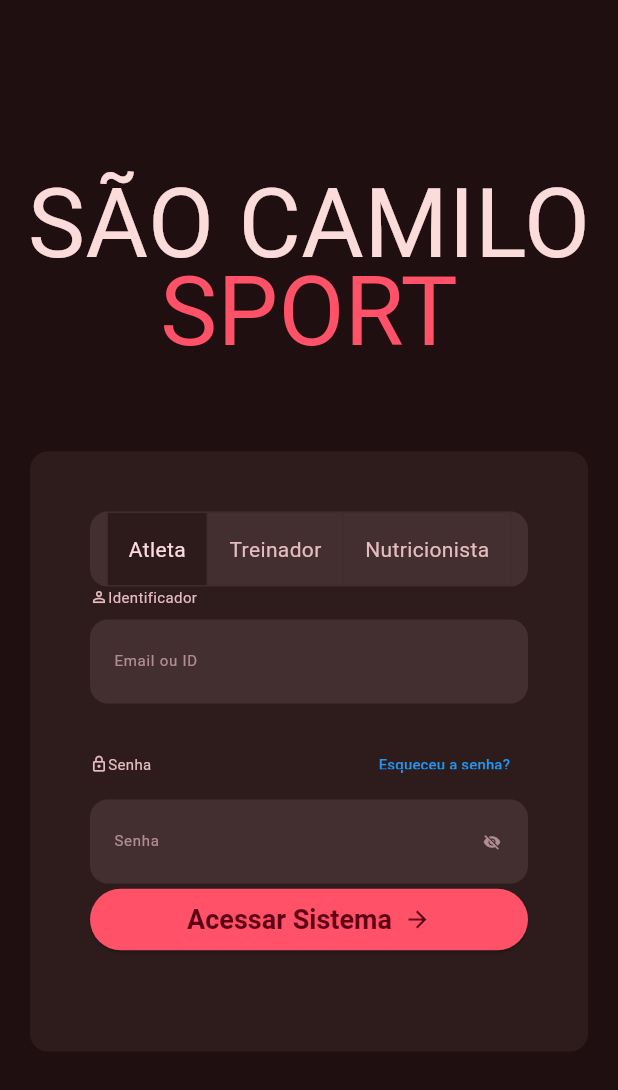
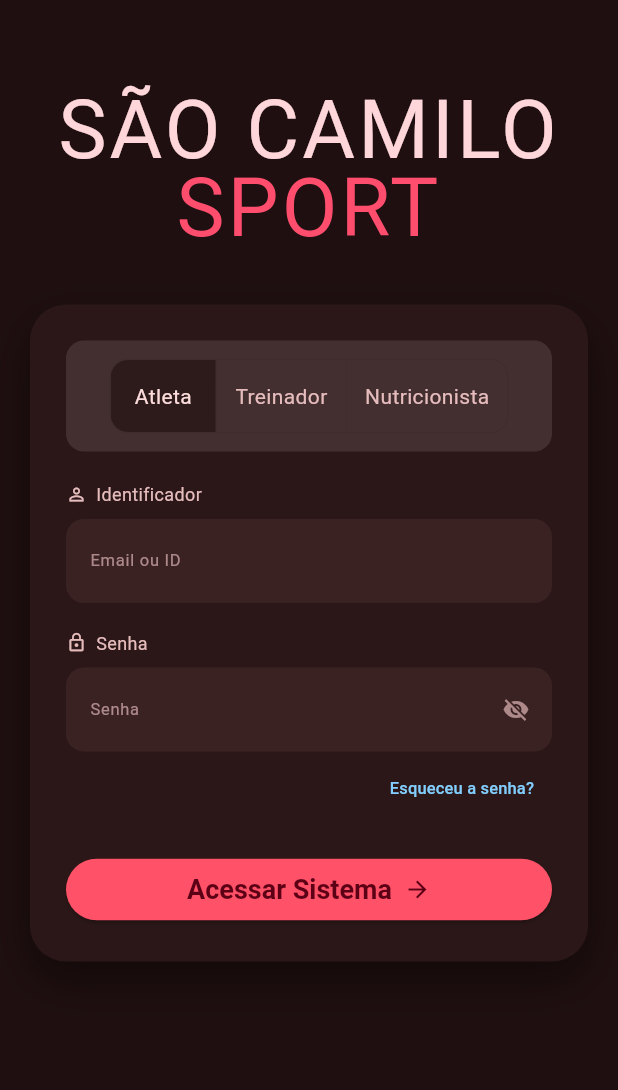
Before and after one commit to phrosner/app-hidratacao-atletas, a Flutter app: the screen it shows after launch, on a phone screen of 412 x 824 dp. Shown: the top 1090 px of the screen. Run offline on Flutter 3.47's test engine with Material 3 defaults, Android fonts, the phone set to English and light mode, and no system bars; Roboto replaces fonts that are missing (Bebas Neue).

Commit message:
feat: finaliza tela de login

```diff
--- a/lib/Botoes/BotaoClass.dart
+++ b/lib/Botoes/BotaoClass.dart
@@ -12,7 +12,13 @@ class _BotaoToggleState extends State<BotaoToggle> {
 
   @override
   Widget build(BuildContext context) {
+    return Padding(
+      padding: const EdgeInsets.symmetric(vertical: 8.0, horizontal: 4.0),
+      child: LayoutBuilder(
+        builder: (context, constraints) {
           return Center(
+            child: FittedBox(
+              fit: BoxFit.scaleDown,
               child: ToggleButtons(
                 isSelected: selecionado,
                 onPressed: (int index) {
@@ -25,20 +31,26 @@ class _BotaoToggleState extends State<BotaoToggle> {
                 color: const Color(0xFFE6BCBD),
                 selectedColor: const Color(0xFFFCDBDB),
                 fillColor: const Color(0xFF2D1B1B),
+                borderRadius: BorderRadius.circular(12),
+                constraints: const BoxConstraints(minHeight: 44, minWidth: 70),
                 children: const [
                   Padding(
-            padding: EdgeInsets.all(14),
+                    padding: EdgeInsets.symmetric(horizontal: 12, vertical: 14),
                     child: Text("Atleta"),
                   ),
                   Padding(
-            padding: EdgeInsets.all( 14),
+                    padding: EdgeInsets.symmetric(horizontal: 12, vertical: 14),
                     child: Text("Treinador"),
                   ),
                   Padding(
-            padding: EdgeInsets.all(14),
+                    padding: EdgeInsets.symmetric(horizontal: 12, vertical: 14),
                     child: Text("Nutricionista"),
                   ),
                 ],
+              ),
+            ),
+          );
+        },
       ),
     );
   }
@@ -63,15 +75,20 @@ class _BotaoElevatedState extends State<BotaoElevated> {
           padding: const EdgeInsets.symmetric(horizontal: 32, vertical: 10),
           textStyle: const TextStyle(fontSize: 18, fontWeight: FontWeight.bold),
         ),
-        child: const Row(mainAxisAlignment: MainAxisAlignment.center,//centraliza o texto e o ícone
-        children: [Text("Acessar Sistema"),
+        child: const Row(
+          mainAxisAlignment:
+              MainAxisAlignment.center, //centraliza o texto e o ícone
+          children: [
+            Text("Acessar Sistema"),
             SizedBox(width: 8),
             Icon(Icons.arrow_forward),
-        ],),
+          ],
+        ),
       ),
     );
   }
 }
+
 class BotaoText extends StatefulWidget {
   const BotaoText({super.key});
 
@@ -97,7 +114,7 @@ class _BotaoTextState extends State<BotaoText> {
             fontSize: 10,
           ),
         ),
-)
+      ),
     );
   }
 }
--- a/lib/Telas/Telalogin.dart
+++ b/lib/Telas/Telalogin.dart
@@ -1,6 +1,5 @@
 import 'package:flutter/material.dart';
 import 'package:hidratrack/Botoes/BotaoClass.dart';
-
 
 class Telalogin extends StatefulWidget {
   const Telalogin({super.key});
@@ -10,70 +9,100 @@ class Telalogin extends StatefulWidget {
 }
 
 class _TelaloginState extends State<Telalogin> {
-  bool mostrarSenha = false;//variável para controlar a exibição da senha
+  bool mostrarSenha = false;
+
   @override
   Widget build(BuildContext context) {
+    final size = MediaQuery.of(context).size;
+
     return Scaffold(
       backgroundColor: const Color(0xFF1F0F10),
-      body: Column(
-        mainAxisAlignment: MainAxisAlignment.center,
+      body: SafeArea(
+        child: SingleChildScrollView(
+          child: Center(
+            child: ConstrainedBox(
+              constraints: const BoxConstraints(maxWidth: 900),
+              child: Padding(
+                padding: const EdgeInsets.symmetric(horizontal: 20),
+                child: Column(
                   children: [
-          const Text(
+                    const SizedBox(height: 40),
+
+                    // ===== TÍTULO =====
+                    Padding(
+                      padding: const EdgeInsets.only(top: 20),
+                      child: const Text(
                         'SÃO CAMILO',
+                        textAlign: TextAlign.center,
                         style: TextStyle(
-        color: Color(0xFFFCDBDB),
-        fontSize: 64,
-        fontFamily: 'Bebas Neue'
+                          color: Color(0xFFFFD6DA),
+                          fontSize: 54,
+                          fontFamily: 'Bebas Neue',
+                          letterSpacing: 2,
+                          height: 1,
+                        ),
                       ),
                     ),
 
-    const SizedBox(height: 0),
-
                     const Text(
                       'SPORT',
+                      textAlign: TextAlign.center,
                       style: TextStyle(
-        color: Color(0xFFFF5167),
-        fontSize: 64,
-        height: 0.4,
-        fontFamily: 'Bebas Neue'
-
+                        color: Color(0xFFFF4D6D),
+                        fontSize: 54,
+                        fontFamily: 'Bebas Neue',
+                        letterSpacing: 2,
+                        height: 0.9,
                       ),
                     ),
-    const SizedBox(height: 60),
 
+                    const SizedBox(height: 40),
 
+                    // ===== CARD =====
                     Container(
-            padding: const EdgeInsets.all(40),
-            height: 400,
-            width: double.infinity,
-            margin: const EdgeInsets.all(20),
+                      width: size.width > 600 ? 420 : double.infinity,
+                      padding: const EdgeInsets.all(24),
                       decoration: BoxDecoration(
-              borderRadius: BorderRadius.circular(12),
-              color: const Color(0xFF2E1C1C),
+                        color: const Color(0xFF2B1718),
+                        borderRadius: BorderRadius.circular(24),
+                        boxShadow: [
+                          BoxShadow(
+                            color: Colors.black.withOpacity(0.4),
+                            blurRadius: 25,
+                            offset: const Offset(0, 12),
                           ),
-
+                        ],
+                      ),
                       child: Column(
                         crossAxisAlignment: CrossAxisAlignment.start,
-              children: [ Container(
-                padding: const EdgeInsets.all(0),
+                        children: [
+                          // ===== TOGGLE COM FUNDO RESTAURADO =====
+                          Container(
+                            width: double.infinity,
+                            padding: const EdgeInsets.all(4),
                             decoration: BoxDecoration(
                               color: const Color(0xFF442F30),
                               borderRadius: BorderRadius.circular(12),
                             ),
-                child: BotaoToggle(),
+                            child: const BotaoToggle(),
                           ),
+
+                          const SizedBox(height: 20),
+
+                          // ===== IDENTIFICADOR =====
                           Row(
-                  children:[
+                            children: const [
                               Icon(
                                 Icons.person_outline,
                                 color: Color(0xFFE6BCBD),
-                      size: 12,
+                                size: 14,
                               ),
+                              SizedBox(width: 6),
                               Text(
                                 'Identificador',
                                 style: TextStyle(
                                   color: Color(0xFFE6BCBD),
-                    fontSize: 10,
+                                  fontSize: 12,
                                 ),
                               ),
                             ],
@@ -83,69 +112,69 @@ class _TelaloginState extends State<Telalogin> {
 
                           TextFormField(
                             style: const TextStyle(color: Colors.white),
-                  decoration: const InputDecoration(
+                            decoration: InputDecoration(
+                              filled: true,
+                              fillColor: const Color(0xFF3A2223),
                               border: OutlineInputBorder(
-                      borderRadius: BorderRadius.all(
-                        Radius.circular(12),
-                      ),
+                                borderRadius: BorderRadius.circular(12),
                                 borderSide: BorderSide.none,
                               ),
-                    filled: true,
-                    fillColor: Color(0xFF442F30),
                               labelText: 'Email ou ID',
-                    labelStyle: TextStyle(
-                      color: Color(0xAAE6BCBD),
-                      fontSize: 10,
-                    ),
                               floatingLabelBehavior:
                                   FloatingLabelBehavior.never,
-                    contentPadding: EdgeInsets.symmetric(
+                              labelStyle: const TextStyle(
+                                color: Color(0xAAE6BCBD),
+                                fontSize: 11,
+                              ),
+                              contentPadding: const EdgeInsets.symmetric(
                                 horizontal: 12,
                                 vertical: 16,
                               ),
                             ),
                           ),
 
-                const SizedBox(height: 16),
+                          const SizedBox(height: 18),
+
+                          // ===== SENHA HEADER =====
                           Row(
-                  children:[
+                            children: const [
                               Icon(
                                 Icons.lock_outline,
                                 color: Color(0xFFE6BCBD),
-                      size: 12,
+                                size: 14,
                               ),
+                              SizedBox(width: 6),
                               Text(
                                 'Senha',
                                 style: TextStyle(
                                   color: Color(0xFFE6BCBD),
-                    fontSize: 10,
+                                  fontSize: 12,
                                 ),
                               ),
-                Spacer(),
-                BotaoText(),
                             ],
                           ),
 
+                          const SizedBox(height: 8),
+
+                          // ===== INPUT SENHA =====
                           TextFormField(
+                            obscureText: !mostrarSenha,
                             style: const TextStyle(color: Colors.white),
-                  obscureText:!mostrarSenha,//controla mostrar senha
                             decoration: InputDecoration(
+                              filled: true,
+                              fillColor: const Color(0xFF3A2223),
                               border: OutlineInputBorder(
-                      borderRadius: BorderRadius.all(
-                        Radius.circular(12),
-                      ),
+                                borderRadius: BorderRadius.circular(12),
                                 borderSide: BorderSide.none,
                               ),
-                    filled: true,
-                    fillColor: Color(0xFF442F30),
                               labelText: 'Senha',
-                    labelStyle: TextStyle(
-                      color: Color(0xAAE6BCBD),
-                      fontSize: 10,
-                    ),
                               floatingLabelBehavior:
                                   FloatingLabelBehavior.never,
-                    contentPadding: EdgeInsets.symmetric(
+                              labelStyle: const TextStyle(
+                                color: Color(0xAAE6BCBD),
+                                fontSize: 11,
+                              ),
+                              contentPadding: const EdgeInsets.symmetric(
                                 horizontal: 12,
                                 vertical: 16,
                               ),
@@ -154,22 +183,48 @@ class _TelaloginState extends State<Telalogin> {
                                   mostrarSenha
                                       ? Icons.visibility
                                       : Icons.visibility_off,
-                        color: Color(0xAAE6BCBD),
-                        size: 12,
+                                  color: const Color(0xAAE6BCBD),
+                                  size: 18,
                                 ),
                                 onPressed: () {
                                   setState(() {
-                          mostrarSenha = !mostrarSenha;//alterna a exibição da senha
+                                    mostrarSenha = !mostrarSenha;
                                   });
                                 },
                               ),
                             ),
                           ),
-                BotaoElevated()
+
+                          // ===== ESQUECEU SENHA =====
+                          Align(
+                            alignment: Alignment.centerRight,
+                            child: TextButton(
+                              onPressed: () {},
+                              child: const Text(
+                                'Esqueceu a senha?',
+                                style: TextStyle(
+                                  color: Color(0xFF82CFFF),
+                                  fontSize: 11,
+                                ),
+                              ),
+                            ),
+                          ),
+
+                          const SizedBox(height: 20),
+
+                          // ===== BOTÃO LOGIN =====
+                          const BotaoElevated(),
                         ],
                       ),
                     ),
+
+                    const SizedBox(height: 40),
                   ],
+                ),
+              ),
+            ),
+          ),
+        ),
       ),
     );
   }
```
Also changed, not shown: pubspec.lock. Lines whose indentation alone changed are shown as unchanged.
